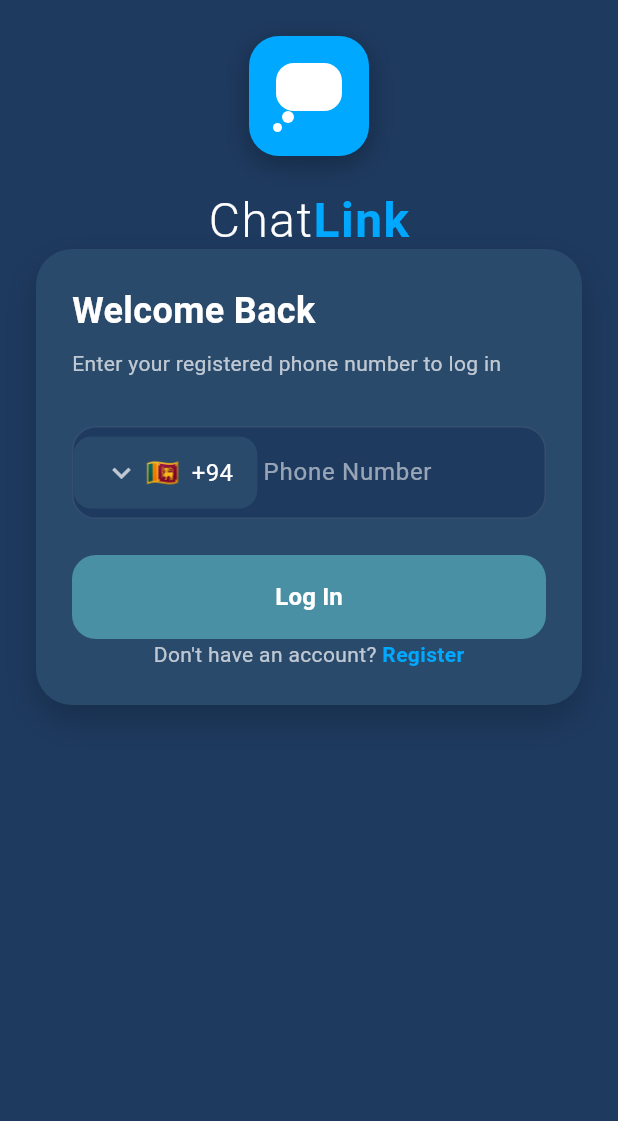
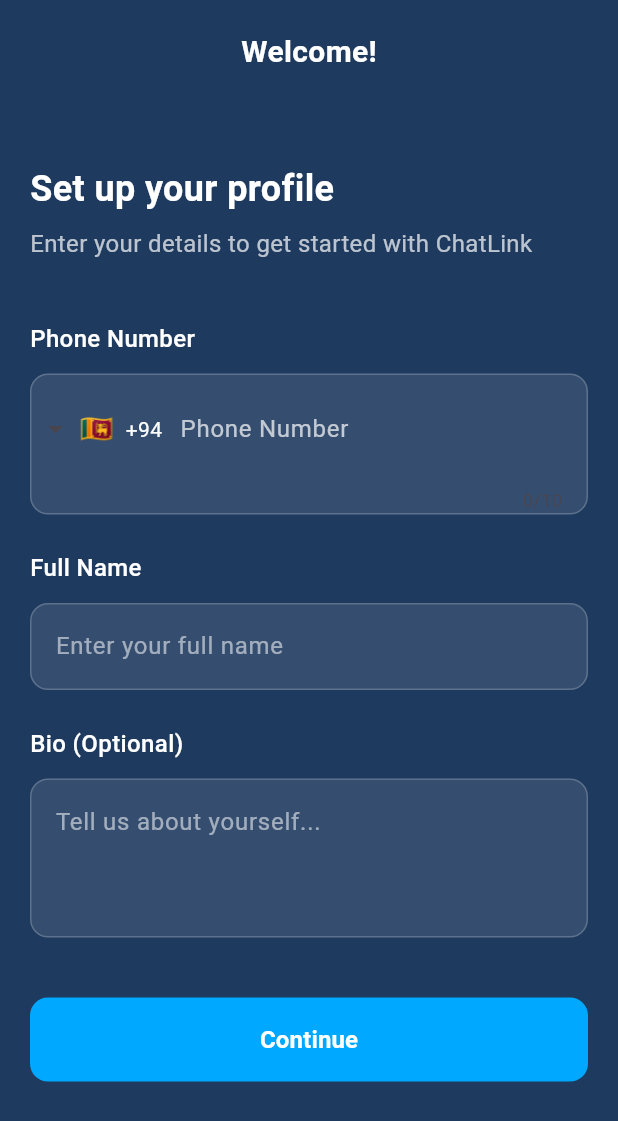
Before and after one commit to manusha0652/instant_messaging_app, a Flutter app: the screen it shows after launch, on a phone screen of 412 x 824 dp. Shown: the top 1121 px of the screen. Run offline on Flutter 3.47's test engine with Material 3 defaults, Android fonts, the phone set to English and light mode, and no system bars; drawn by our look-alikes of intl_phone_field; our stand-ins replace local_auth, shared_preferences, sqflite; accounts and stored records are empty.

Commit message:
feat: Add first-time setup screen and enhance user session management with database checks

```diff
--- a/lib/main.dart
+++ b/lib/main.dart
@@ -1,6 +1,7 @@
 import 'package:flutter/material.dart';
 import 'screens/splash_screen.dart';
 import 'screens/login_screen.dart';
+import 'screens/first_time_setup_screen.dart';
 import 'screens/fingerprint_authentication.dart';
 import 'screens/home_screen.dart' as home;
 import 'services/database_service.dart';
@@ -33,6 +34,10 @@ class MyApp extends StatelessWidget {
       ),
       home:
           const AppInitializer(), // Use initializer instead of direct SplashScreen
+      routes: {
+        '/login': (context) => const LoginScreen(),
+        '/home': (context) => const home.HomeScreen(),
+      },
     );
   }
 }
@@ -46,6 +51,7 @@ class AppInitializer extends StatefulWidget {
 
 class _AppInitializerState extends State<AppInitializer> {
   final UserSessionService _sessionService = UserSessionService();
+  final DatabaseService _databaseService = DatabaseService();
 
   @override
   void initState() {
@@ -58,7 +64,17 @@ class _AppInitializerState extends State<AppInitializer> {
     await Future.delayed(const Duration(seconds: 2));
 
     try {
-      // Check if user has logged in before
+      // First check if there are any users in the database
+      final bool hasAnyUsers = await _databaseService.hasAnyUsers();
+
+      if (!hasAnyUsers) {
+        // No users in database - this is a brand new installation
+        // Go directly to profile setup for first user
+        _navigateToProfileSetup();
+        return;
+      }
+
+      // There are users in database - check session state
       final bool hasLoggedInBefore = await _sessionService.hasLoggedInBefore();
 
       if (hasLoggedInBefore) {
@@ -83,7 +99,7 @@ class _AppInitializerState extends State<AppInitializer> {
           }
         }
       } else {
-        // First time user - go to login screen
+        // Has users but no previous login - go to login screen
         _navigateToLogin();
       }
     } catch (e) {
@@ -111,9 +127,17 @@ class _AppInitializerState extends State<AppInitializer> {
   }
 
   void _navigateToLogin() {
+    Navigator.pushReplacementNamed(context, '/login');
+  }
+
+  void _navigateToProfileSetup() {
+    // For first-time users, we'll navigate to a special setup flow
+    // that includes phone number collection as well
     Navigator.pushReplacement(
       context,
-      MaterialPageRoute(builder: (context) => const LoginScreen()),
+      MaterialPageRoute(
+        builder: (context) => const FirstTimeSetupScreen(),
+      ),
     );
   }
 
--- /dev/null
+++ b/lib/screens/first_time_setup_screen.dart
@@ -0,0 +1,322 @@
+import 'package:flutter/material.dart';
+import 'package:intl_phone_field/intl_phone_field.dart';
+import 'fingerprint_authentication.dart';
+import '../services/database_service.dart';
+import '../models/user.dart';
+
+class FirstTimeSetupScreen extends StatefulWidget {
+  const FirstTimeSetupScreen({super.key});
+
+  @override
+  State<FirstTimeSetupScreen> createState() => _FirstTimeSetupScreenState();
+}
+
+class _FirstTimeSetupScreenState extends State<FirstTimeSetupScreen> {
+  final TextEditingController _nameController = TextEditingController();
+  final TextEditingController _bioController = TextEditingController();
+  final DatabaseService _databaseService = DatabaseService();
+  bool _isLoading = false;
+  String _phoneNumber = '';
+
+  @override
+  void dispose() {
+    _nameController.dispose();
+    _bioController.dispose();
+    super.dispose();
+  }
+
+  Future<void> _saveProfile() async {
+    if (_phoneNumber.trim().isEmpty) {
+      ScaffoldMessenger.of(context).showSnackBar(
+        const SnackBar(
+          content: Text('Please enter your phone number'),
+          backgroundColor: Colors.red,
+        ),
+      );
+      return;
+    }
+
+    if (_nameController.text.trim().isEmpty) {
+      ScaffoldMessenger.of(context).showSnackBar(
+        const SnackBar(
+          content: Text('Please enter your name'),
+          backgroundColor: Colors.red,
+        ),
+      );
+      return;
+    }
+
+    setState(() {
+      _isLoading = true;
+    });
+
+    try {
+      // Check if user already exists
+      final existingUser = await _databaseService.getUserByPhone(_phoneNumber);
+      if (existingUser != null) {
+        setState(() {
+          _isLoading = false;
+        });
+        ScaffoldMessenger.of(context).showSnackBar(
+          const SnackBar(
+            content: Text('User with this phone number already exists'),
+            backgroundColor: Colors.orange,
+          ),
+        );
+        return;
+      }
+
+      // Create user object
+      final user = User(
+        name: _nameController.text.trim(),
+        phone: _phoneNumber,
+        bio: _bioController.text.trim().isEmpty
+            ? null
+            : _bioController.text.trim(),
+        createdAt: DateTime.now().millisecondsSinceEpoch,
+      );
+
+      // Save to database
+      await _databaseService.insertUser(user);
+
+      setState(() {
+        _isLoading = false;
+      });
+
+      // Navigate to fingerprint setup for new users
+      if (mounted) {
+        Navigator.pushReplacement(
+          context,
+          MaterialPageRoute(
+            builder: (context) => FingerprintAuthScreen(
+              phoneNumber: _phoneNumber,
+              isSetup: true, // This is setup mode for new users
+            ),
+          ),
+        );
+      }
+    } catch (e) {
+      setState(() {
+        _isLoading = false;
+      });
+
+      if (mounted) {
+        ScaffoldMessenger.of(context).showSnackBar(
+          SnackBar(
+            content: Text('Error saving profile: $e'),
+            backgroundColor: Colors.red,
+          ),
+        );
+      }
+    }
+  }
+
+  @override
+  Widget build(BuildContext context) {
+    return Scaffold(
+      backgroundColor: const Color(0xFF1E3A5F),
+      body: SafeArea(
+        child: Column(
+          children: [
+            // Header
+            Padding(
+              padding: const EdgeInsets.all(20),
+              child: Row(
+                children: [
+                  const Spacer(),
+                  const Text(
+                    'Welcome!',
+                    style: TextStyle(
+                      color: Colors.white,
+                      fontSize: 20,
+                      fontWeight: FontWeight.bold,
+                    ),
+                  ),
+                  const Spacer(),
+                ],
+              ),
+            ),
+
+            // Scrollable content
+            Expanded(
+              child: SingleChildScrollView(
+                padding: const EdgeInsets.all(20),
+                child: Column(
+                  crossAxisAlignment: CrossAxisAlignment.start,
+                  children: [
+                    const SizedBox(height: 20),
+
+                    // Title and subtitle
+                    const Text(
+                      'Set up your profile',
+                      style: TextStyle(
+                        color: Colors.white,
+                        fontSize: 24,
+                        fontWeight: FontWeight.bold,
+                      ),
+                    ),
+                    const SizedBox(height: 8),
+                    const Text(
+                      'Enter your details to get started with ChatLink',
+                      style: TextStyle(
+                        color: Colors.white70,
+                        fontSize: 16,
+                      ),
+                    ),
+
+                    const SizedBox(height: 40),
+
+                    // Phone number field
+                    const Text(
+                      'Phone Number',
+                      style: TextStyle(
+                        color: Colors.white,
+                        fontSize: 16,
+                        fontWeight: FontWeight.w500,
+                      ),
+                    ),
+                    const SizedBox(height: 12),
+                    Container(
+                      decoration: BoxDecoration(
+                        color: Colors.white.withValues(alpha: 0.1),
+                        borderRadius: BorderRadius.circular(12),
+                        border: Border.all(
+                          color: Colors.white.withValues(alpha: 0.2),
+                        ),
+                      ),
+                      child: IntlPhoneField(
+                        decoration: const InputDecoration(
+                          labelText: 'Phone Number',
+                          labelStyle: TextStyle(color: Colors.white70),
+                          border: InputBorder.none,
+                          contentPadding: EdgeInsets.symmetric(
+                            horizontal: 16,
+                            vertical: 16,
+                          ),
+                        ),
+                        style: const TextStyle(color: Colors.white),
+                        initialCountryCode: 'LK',
+                        dropdownTextStyle: const TextStyle(color: Colors.white),
+                        onChanged: (phone) {
+                          _phoneNumber = phone.completeNumber;
+                        },
+                      ),
+                    ),
+
+                    const SizedBox(height: 24),
+
+                    // Name field
+                    const Text(
+                      'Full Name',
+                      style: TextStyle(
+                        color: Colors.white,
+                        fontSize: 16,
+                        fontWeight: FontWeight.w500,
+                      ),
+                    ),
+                    const SizedBox(height: 12),
+                    Container(
+                      decoration: BoxDecoration(
+                        color: Colors.white.withValues(alpha: 0.1),
+                        borderRadius: BorderRadius.circular(12),
+                        border: Border.all(
+                          color: Colors.white.withValues(alpha: 0.2),
+                        ),
+                      ),
+                      child: TextField(
+                        controller: _nameController,
+                        style: const TextStyle(color: Colors.white),
+                        decoration: const InputDecoration(
+                          hintText: 'Enter your full name',
+                          hintStyle: TextStyle(color: Colors.white54),
+                          border: InputBorder.none,
+                          contentPadding: EdgeInsets.symmetric(
+                            horizontal: 16,
+                            vertical: 16,
+                          ),
+                        ),
+                      ),
+                    ),
+
+                    const SizedBox(height: 24),
+
+                    // Bio field
+                    const Text(
+                      'Bio (Optional)',
+                      style: TextStyle(
+                        color: Colors.white,
+                        fontSize: 16,
+                        fontWeight: FontWeight.w500,
+                      ),
+                    ),
+                    const SizedBox(height: 12),
+                    Container(
+                      decoration: BoxDecoration(
+                        color: Colors.white.withValues(alpha: 0.1),
+                        borderRadius: BorderRadius.circular(12),
+                        border: Border.all(
+                          color: Colors.white.withValues(alpha: 0.2),
+                        ),
+                      ),
+                      child: TextField(
+                        controller: _bioController,
+                        style: const TextStyle(color: Colors.white),
+                        maxLines: 3,
+                        decoration: const InputDecoration(
+                          hintText: 'Tell us about yourself...',
+                          hintStyle: TextStyle(color: Colors.white54),
+                          border: InputBorder.none,
+                          contentPadding: EdgeInsets.symmetric(
+                            horizontal: 16,
+                            vertical: 16,
+                          ),
+                        ),
+                      ),
+                    ),
+
+                    const SizedBox(height: 40),
+
+                    // Continue button
+                    SizedBox(
+                      width: double.infinity,
+                      height: 56,
+                      child: ElevatedButton(
+                        onPressed: _isLoading ? null : _saveProfile,
+                        style: ElevatedButton.styleFrom(
+                          backgroundColor: const Color(0xFF00A8FF),
+                          shape: RoundedRectangleBorder(
+                            borderRadius: BorderRadius.circular(12),
+                          ),
+                          elevation: 0,
+                        ),
+                        child: _isLoading
+                            ? const SizedBox(
+                                width: 24,
+                                height: 24,
+                                child: CircularProgressIndicator(
+                                  color: Colors.white,
+                                  strokeWidth: 2,
+                                ),
+                              )
+                            : const Text(
+                                'Continue',
+                                style: TextStyle(
+                                  color: Colors.white,
+                                  fontSize: 16,
+                                  fontWeight: FontWeight.w600,
+                                ),
+                              ),
+                      ),
+                    ),
+
+                    const SizedBox(height: 20),
+                  ],
+                ),
+              ),
+            ),
+          ],
+        ),
+      ),
+    );
+  }
+}
```
Also changed, not shown: lib/screens/tabs/profile_screen.dart (+46 -4 lines), lib/services/database_service.dart (+14 -0 lines), lib/services/logout_service.dart (added, +43 -0 lines).
